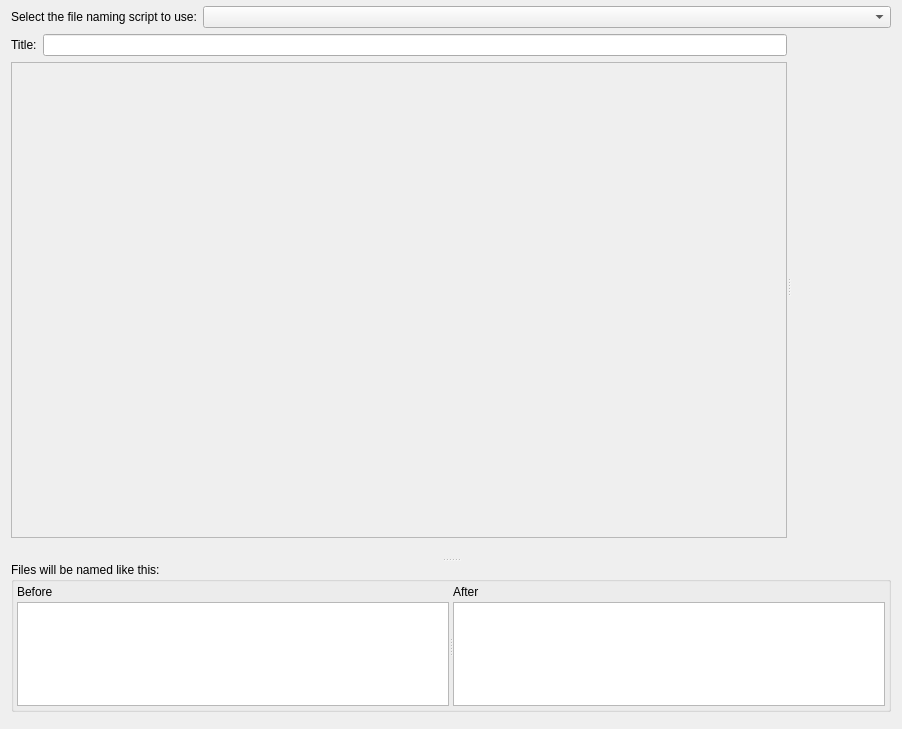
Above: ui/scripteditor.ui from metabrainz/picard before the change. Below: the same form after it.
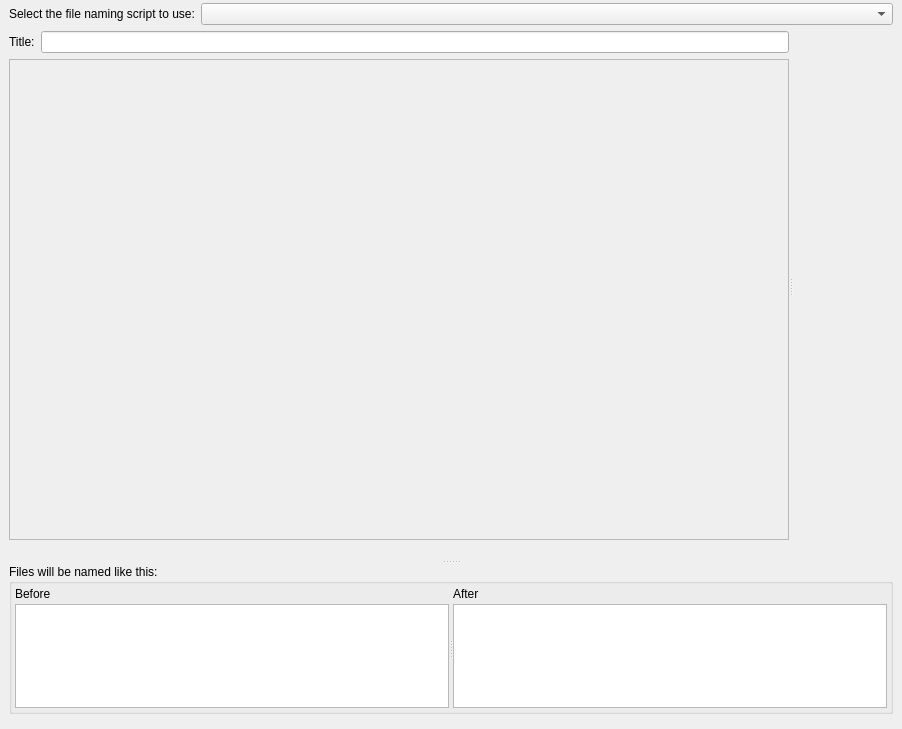
That is the form after the change. Custom widgets are drawn as their Qt base class.

Commit message: PICARD-2179: Fixed spacing for menu bar in script editor dialog

```diff
--- a/ui/scripteditor.ui
+++ b/ui/scripteditor.ui
@@ -23,16 +23,39 @@
    </sizepolicy>
   </property>
   <layout class="QVBoxLayout" name="verticalLayout_3">
+   <property name="leftMargin">
+    <number>0</number>
+   </property>
    <property name="topMargin">
-    <number>3</number>
+    <number>0</number>
+   </property>
+   <property name="rightMargin">
+    <number>0</number>
+   </property>
+   <property name="bottomMargin">
+    <number>0</number>
    </property>
    <item>
     <layout class="QHBoxLayout" name="layout_for_menubar">
      <property name="spacing">
-      <number>6</number>
+      <number>0</number>
      </property>
     </layout>
    </item>
+   <item>
+    <layout class="QVBoxLayout" name="content_layout">
+     <property name="leftMargin">
+      <number>9</number>
+     </property>
+     <property name="topMargin">
+      <number>0</number>
+     </property>
+     <property name="rightMargin">
+      <number>9</number>
+     </property>
+     <property name="bottomMargin">
+      <number>9</number>
+     </property>
    <item>
     <widget class="QSplitter" name="splitter_between_editor_and_examples">
      <property name="sizePolicy">
@@ -451,6 +474,8 @@
    </item>
    <item>
     <widget class="QDialogButtonBox" name="buttonbox"/>
+     </item>
+    </layout>
    </item>
   </layout>
  </widget>
```
Lines whose indentation alone changed are shown as unchanged. The commit also changes 1 other file.
